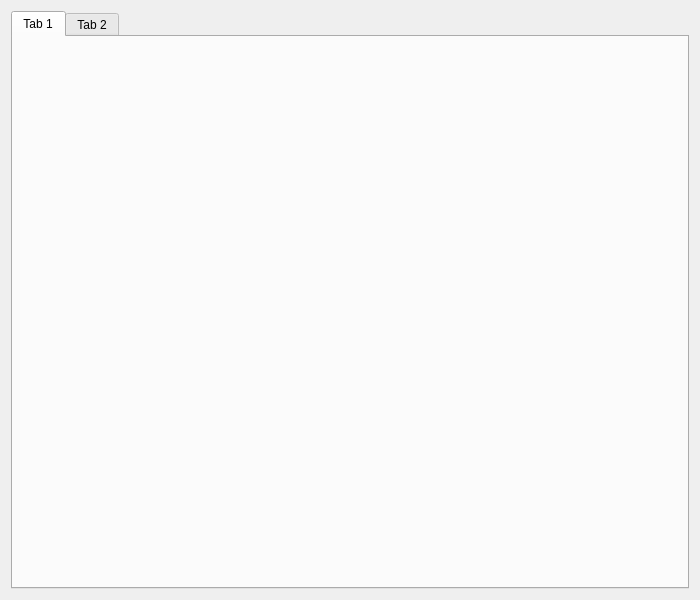
Qt form helpform.ui (VladosYetti/CourseWork-TrafficLights-KNT-119) before a commit.
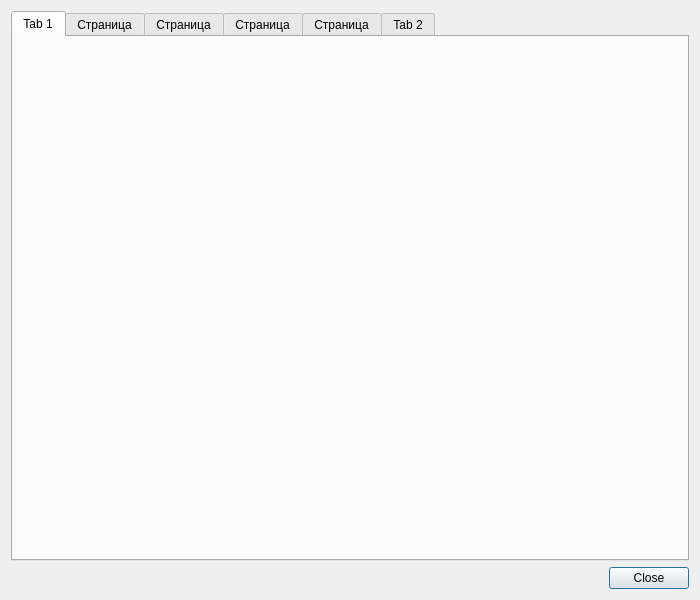
The same form after that commit.

The edit to the form file:
```diff
--- a/helpform.ui
+++ b/helpform.ui
@@ -33,6 +33,26 @@
        <string>Tab 1</string>
       </attribute>
      </widget>
+     <widget class="QWidget" name="tab_3">
+      <attribute name="title">
+       <string>Страница</string>
+      </attribute>
+     </widget>
+     <widget class="QWidget" name="tab_4">
+      <attribute name="title">
+       <string>Страница</string>
+      </attribute>
+     </widget>
+     <widget class="QWidget" name="tab_5">
+      <attribute name="title">
+       <string>Страница</string>
+      </attribute>
+     </widget>
+     <widget class="QWidget" name="tab_6">
+      <attribute name="title">
+       <string>Страница</string>
+      </attribute>
+     </widget>
      <widget class="QWidget" name="tab_2">
       <attribute name="title">
        <string>Tab 2</string>
@@ -40,6 +60,30 @@
      </widget>
     </widget>
    </item>
+   <item>
+    <layout class="QHBoxLayout" name="horizontalLayout">
+     <item>
+      <spacer name="horizontalSpacer">
+       <property name="orientation">
+        <enum>Qt::Horizontal</enum>
+       </property>
+       <property name="sizeHint" stdset="0">
+        <size>
+         <width>40</width>
+         <height>20</height>
+        </size>
+       </property>
+      </spacer>
+     </item>
+     <item>
+      <widget class="QPushButton" name="Close">
+       <property name="text">
+        <string>Close</string>
+       </property>
+      </widget>
+     </item>
+    </layout>
+   </item>
   </layout>
  </widget>
  <resources/>
```
